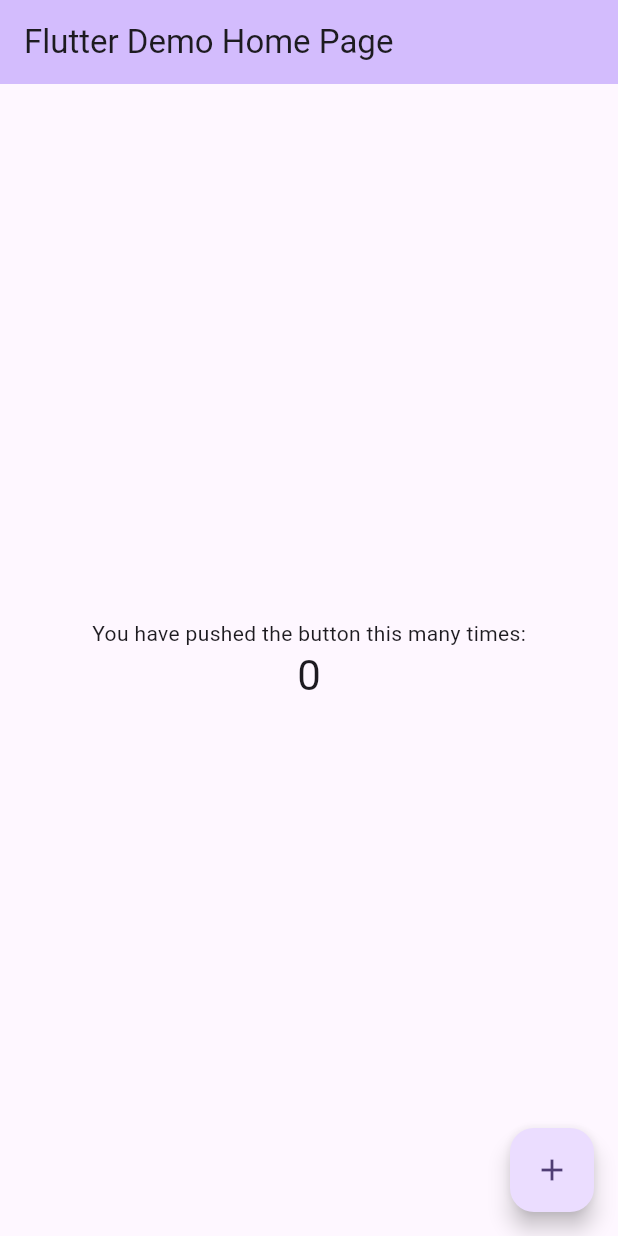
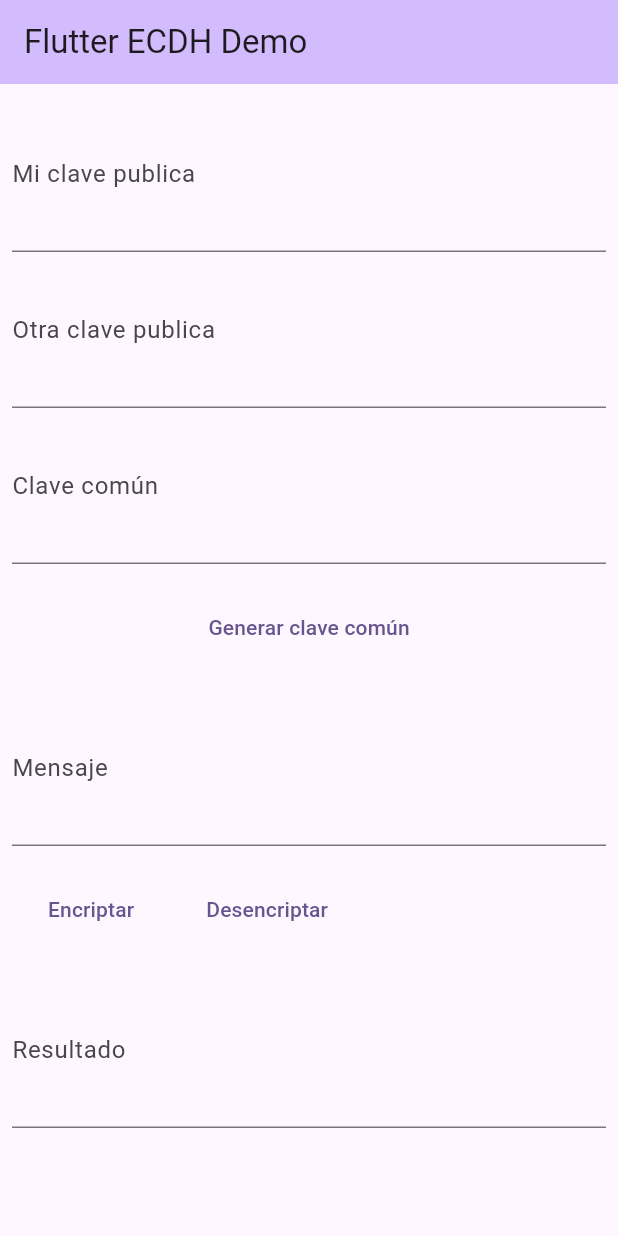
Before and after one commit to hildebrandorios/demo-ecdh, a Flutter app: the screen it shows after launch, on a phone screen of 412 x 824 dp. Run offline on Flutter 3.47's test engine with Material 3 defaults, Android fonts, the light colour scheme and no system bars; our stand-ins replace basic_utils; missing offline and left inert: pointycastle.

Commit message:
home page

```diff
--- a/lib/commons/ecdh.dart
+++ b/lib/commons/ecdh.dart
@@ -55,7 +55,7 @@
     return Uint8List.fromList(random);
   }
 
-  void agreement(String otherPublicKeyPem) {
+  void agreement({required String otherPublicKeyPem}) {
     // final otherPublicKey =
     //     CryptoUtils.parseEcPublicKeyFromPem(otherPublicKeyPem);
     // final agreement = ECDHBasicAgreement();
--- a/lib/main.dart
+++ b/lib/main.dart
@@ -1,3 +1,4 @@
+import 'package:demo_ecdh/pages/home_page.dart';
 import 'package:flutter/material.dart';
 
 void main() {
@@ -11,41 +12,18 @@
   @override
   Widget build(BuildContext context) {
     return MaterialApp(
-      title: 'Flutter Demo',
+      title: 'Flutter ECDH Demo',
       theme: ThemeData(
-        // This is the theme of your application.
-        //
-        // TRY THIS: Try running your application with "flutter run". You'll see
-        // the application has a purple toolbar. Then, without quitting the app,
-        // try changing the seedColor in the colorScheme below to Colors.green
-        // and then invoke "hot reload" (save your changes or press the "hot
-        // reload" button in a Flutter-supported IDE, or press "r" if you used
-        // the command line to start the app).
-        //
-        // Notice that the counter didn't reset back to zero; the application
-        // state is not lost during the reload. To reset the state, use hot
-        // restart instead.
-        //
-        // This works for code too, not just values: Most code changes can be
-        // tested with just a hot reload.
-        colorScheme: .fromSeed(seedColor: Colors.deepPurple),
+        colorScheme: ColorScheme.fromSeed(seedColor: Colors.deepPurple),
+        useMaterial3: true,
       ),
-      home: const MyHomePage(title: 'Flutter Demo Home Page'),
+      home: const MyHomePage(title: 'Flutter ECDH Demo'),
     );
   }
 }
 
 class MyHomePage extends StatefulWidget {
   const MyHomePage({super.key, required this.title});
-
-  // This widget is the home page of your application. It is stateful, meaning
-  // that it has a State object (defined below) that contains fields that affect
-  // how it looks.
-
-  // This class is the configuration for the state. It holds the values (in this
-  // case the title) provided by the parent (in this case the App widget) and
-  // used by the build method of the State. Fields in a Widget subclass are
-  // always marked "final".
 
   final String title;
 
@@ -54,69 +32,14 @@
 }
 
 class _MyHomePageState extends State<MyHomePage> {
-  int _counter = 0;
-
-  void _incrementCounter() {
-    setState(() {
-      // This call to setState tells the Flutter framework that something has
-      // changed in this State, which causes it to rerun the build method below
-      // so that the display can reflect the updated values. If we changed
-      // _counter without calling setState(), then the build method would not be
-      // called again, and so nothing would appear to happen.
-      _counter++;
-    });
-  }
-
   @override
   Widget build(BuildContext context) {
-    // This method is rerun every time setState is called, for instance as done
-    // by the _incrementCounter method above.
-    //
-    // The Flutter framework has been optimized to make rerunning build methods
-    // fast, so that you can just rebuild anything that needs updating rather
-    // than having to individually change instances of widgets.
     return Scaffold(
       appBar: AppBar(
-        // TRY THIS: Try changing the color here to a specific color (to
-        // Colors.amber, perhaps?) and trigger a hot reload to see the AppBar
-        // change color while the other colors stay the same.
         backgroundColor: Theme.of(context).colorScheme.inversePrimary,
-        // Here we take the value from the MyHomePage object that was created by
-        // the App.build method, and use it to set our appbar title.
         title: Text(widget.title),
       ),
-      body: Center(
-        // Center is a layout widget. It takes a single child and positions it
-        // in the middle of the parent.
-        child: Column(
-          // Column is also a layout widget. It takes a list of children and
-          // arranges them vertically. By default, it sizes itself to fit its
-          // children horizontally, and tries to be as tall as its parent.
-          //
-          // Column has various properties to control how it sizes itself and
-          // how it positions its children. Here we use mainAxisAlignment to
-          // center the children vertically; the main axis here is the vertical
-          // axis because Columns are vertical (the cross axis would be
-          // horizontal).
-          //
-          // TRY THIS: Invoke "debug painting" (choose the "Toggle Debug Paint"
-          // action in the IDE, or press "p" in the console), to see the
-          // wireframe for each widget.
-          mainAxisAlignment: .center,
-          children: [
-            const Text('You have pushed the button this many times:'),
-            Text(
-              '$_counter',
-              style: Theme.of(context).textTheme.headlineMedium,
-            ),
-          ],
-        ),
-      ),
-      floatingActionButton: FloatingActionButton(
-        onPressed: _incrementCounter,
-        tooltip: 'Increment',
-        child: const Icon(Icons.add),
-      ),
+      body: HomePage(),
     );
   }
 }
--- /dev/null
+++ b/lib/pages/home_page.dart
@@ -0,0 +1,121 @@
+
+import 'package:demo_ecdh/commons/ecdh.dart';
+import 'package:flutter/material.dart';
+
+class HomePage extends StatelessWidget {
+  final TextEditingController inputMyPublicKey = TextEditingController();
+  final TextEditingController inputOtherPublicKey = TextEditingController();
+  final TextEditingController inputCommonKey = TextEditingController();
+  final TextEditingController inputMessage = TextEditingController();
+  final TextEditingController inputResult = TextEditingController();
+
+  final ECDH ecdh = ECDH(curve: 'secp256k1');
+
+  HomePage({super.key});
+
+  @override
+  Widget build(BuildContext context) {
+    inputMyPublicKey.text = ecdh.publicKey;
+    return Padding(
+      padding: const EdgeInsets.all(8),
+      child: Column(
+        children: [
+          TextFormField(
+            controller: inputMyPublicKey,
+            decoration: const InputDecoration(
+              labelText: 'Mi clave publica',
+              border: UnderlineInputBorder(),
+            ),
+            maxLines: 3,
+          ),
+          TextFormField(
+            controller: inputOtherPublicKey,
+            decoration: const InputDecoration(
+              labelText: 'Otra clave publica',
+              border: UnderlineInputBorder(),
+            ),
+            maxLines: 3,
+          ),
+          TextFormField(
+            controller: inputCommonKey,
+            decoration: const InputDecoration(
+              labelText: 'Clave común',
+              border: UnderlineInputBorder(),
+            ),
+            maxLines: 3,
+          ),
+          Padding(
+            padding: const EdgeInsets.symmetric(vertical: 8.0),
+            child: SizedBox(
+              width: double.infinity,
+              child: TextButton(
+                onPressed: () {
+                  if (inputOtherPublicKey.text.isEmpty) {
+                    showDialog(
+                      context: context,
+                      builder: (BuildContext context) => const AlertDialog(
+                        title: Text('clave publica de tercero'),
+                        content: Text(
+                            'Se requiere una clave publica de un tercero para generar la clave comun'),
+                      ),
+                    );
+                    return;
+                  }
+                  ecdh.agreement(otherPublicKeyPem: inputOtherPublicKey.text);
+                  inputCommonKey.text = ecdh.commonsKey;
+                },
+                style: TextButton.styleFrom(
+                  padding: const EdgeInsets.all(24),
+                ),
+                child: const Text('Generar clave común'),
+              ),
+            ),
+          ),
+          TextFormField(
+            controller: inputMessage,
+            decoration: const InputDecoration(
+              labelText: 'Mensaje',
+              border: UnderlineInputBorder(),
+            ),
+            maxLines: 3,
+          ),
+          Padding(
+            padding: const EdgeInsets.symmetric(vertical: 8.0),
+            child: Row(
+              children: [
+                TextButton(
+                  onPressed: () {
+                    inputResult.text =
+                        ecdh.encrypt(plaintext: inputMessage.text);
+                  },
+                  style: TextButton.styleFrom(
+                    padding: const EdgeInsets.all(24),
+                  ),
+                  child: const Text('Encriptar'),
+                ),
+                TextButton(
+                  onPressed: () {
+                    inputResult.text =
+                        ecdh.decrypt(plaintext: inputMessage.text);
+                  },
+                  style: TextButton.styleFrom(
+                    padding: const EdgeInsets.all(24),
+                  ),
+                  child: const Text('Desencriptar'),
+                ),
+              ],
+            ),
+          ),
+          TextFormField(
+            controller: inputResult,
+            decoration: const InputDecoration(
+              labelText: 'Resultado',
+              border: UnderlineInputBorder(),
+            ),
+            maxLines: 3,
+          ),
+        ],
+      ),
+    );
+  }
+}
```
